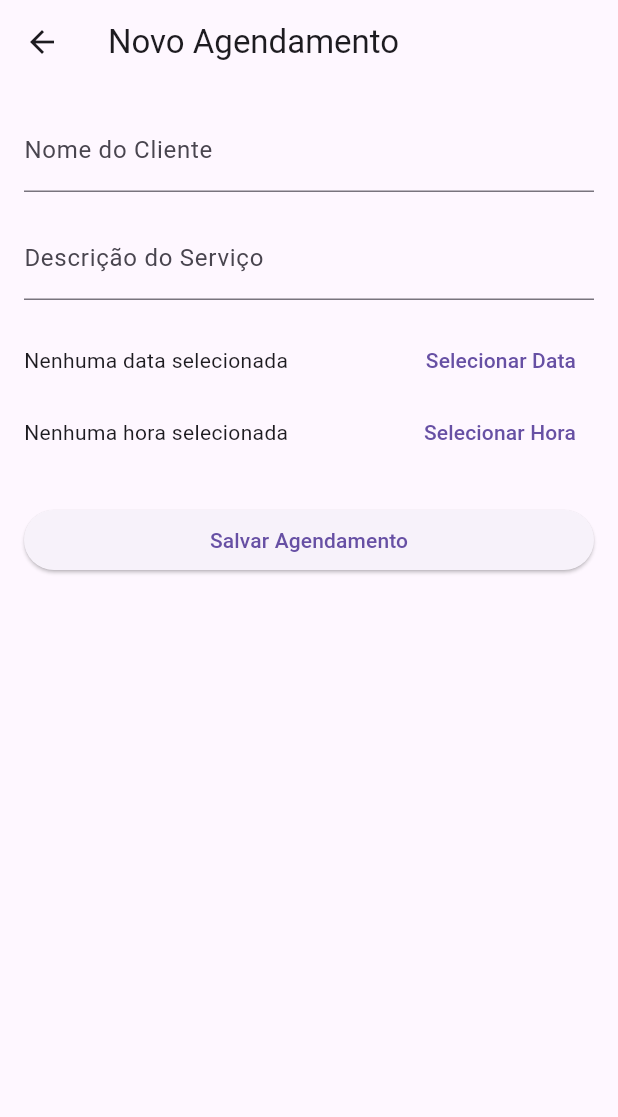
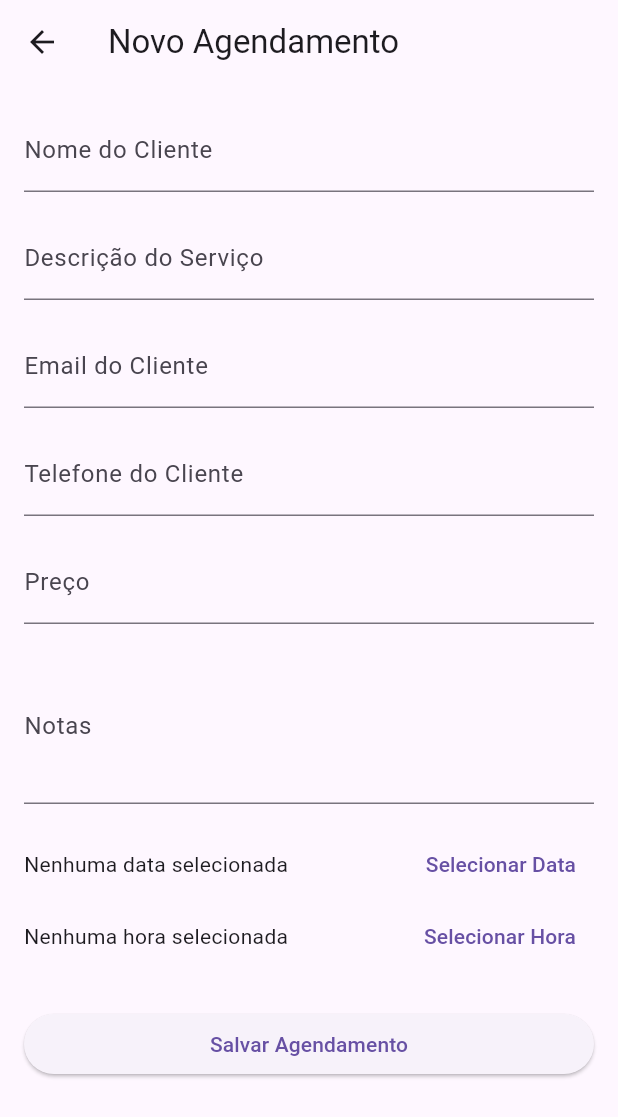
Before and after one commit to RenanGroh/SaaS_microbusiness_project, a Flutter app: the AppointmentListScreen screen opened directly, after a tap on the "add" icon, on a phone screen of 412 x 824 dp. Shown: the top 1117 px of the screen. Run offline on Flutter 3.47's test engine with Material 3 defaults, Android fonts, the phone set to English and light mode, and no system bars; our stand-ins replace flutter_secure_storage; accounts and stored records are empty; network calls fail.

Commit message:
feat: Appointments can be removed,edited and mask as done or canceled

```diff
--- a/frontend_flutter/bizly_app/lib/features/appointments/screens/appointment_list_screen.dart
+++ b/frontend_flutter/bizly_app/lib/features/appointments/screens/appointment_list_screen.dart
@@ -6,7 +6,8 @@ import 'package:intl/intl.dart';
 import 'package:provider/provider.dart';
 
 // --- LINHA DE IMPORT ADICIONADA AQUI ---
-import 'package:bizly_app/features/appointments/screens/create_appointment_screen.dart';
+import 'package:bizly_app/features/appointments/screens/manage_appointment_screen.dart';
+import 'package:bizly_app/features/appointments/screens/appointment_detail_screen.dart'; // Adicionado
 // ----------------------------------------
 
 class AppointmentListScreen extends StatefulWidget {
@@ -79,7 +80,11 @@ class _AppointmentListScreenState extends State<AppointmentListScreen> {
                     ),
                   ),
                   onTap: () {
-                    // TODO: Navegar para a tela de detalhes do agendamento
+                    Navigator.of(context).push(
+                      MaterialPageRoute(
+                        builder: (_) => AppointmentDetailScreen(appointment: appointment),
+                      ),
+                    ).then((_) => appointmentService.fetchAppointments()); // Recarrega a lista ao voltar
                   },
                 ),
               );
@@ -90,8 +95,7 @@ class _AppointmentListScreenState extends State<AppointmentListScreen> {
       floatingActionButton: FloatingActionButton(
         onPressed: () {
           Navigator.of(context).push(
-            // Agora que o import foi adicionado, esta linha não dará mais erro.
-            MaterialPageRoute(builder: (_) => const CreateAppointmentScreen()),
+            MaterialPageRoute(builder: (_) => const ManageAppointmentScreen()),
           );
         },
         tooltip: 'Novo Agendamento',
--- a/frontend_flutter/bizly_app/lib/features/appointments/screens/create_appointment_screen.dart
+++ b/frontend_flutter/bizly_app/lib/features/appointments/screens/manage_appointment_screen.dart
@@ -1,36 +1,65 @@
+import 'package:bizly_app/shared/models/appointment_model.dart'; // Adicionado
 import 'package:bizly_app/shared/services/appointment_service.dart';
 import 'package:flutter/material.dart';
 import 'package:intl/intl.dart';
 import 'package:provider/provider.dart';
-import 'package:bizly_app/features/appointments/screens/create_appointment_screen.dart';
 
-class CreateAppointmentScreen extends StatefulWidget {
-  const CreateAppointmentScreen({super.key});
+class ManageAppointmentScreen extends StatefulWidget {
+  final Appointment? appointment; // Agendamento opcional para edição
+
+  const ManageAppointmentScreen({super.key, this.appointment});
 
   @override
-  State<CreateAppointmentScreen> createState() => _CreateAppointmentScreenState();
+  State<ManageAppointmentScreen> createState() => _ManageAppointmentScreenState();
 }
 
-class _CreateAppointmentScreenState extends State<CreateAppointmentScreen> {
+class _ManageAppointmentScreenState extends State<ManageAppointmentScreen> {
   final _formKey = GlobalKey<FormState>();
   final _clientNameController = TextEditingController();
   final _serviceDescController = TextEditingController();
+  final _clientEmailController = TextEditingController(); // Adicionado
+  final _clientPhoneController = TextEditingController(); // Adicionado
+  final _notesController = TextEditingController(); // Adicionado
+  final _priceController = TextEditingController(); // Adicionado
+
   DateTime? _startTime;
   TimeOfDay? _selectedTime;
+
+  bool get isEditing => widget.appointment != null;
+
+  @override
+  void initState() {
+    super.initState();
+    if (isEditing) {
+      final appointment = widget.appointment!;
+      _clientNameController.text = appointment.clientName;
+      _serviceDescController.text = appointment.serviceDescription;
+      _clientEmailController.text = appointment.clientEmail;
+      _clientPhoneController.text = appointment.clientPhone;
+      _notesController.text = appointment.notes;
+      _priceController.text = appointment.price.toString();
+      _startTime = appointment.startTime.toLocal();
+      _selectedTime = TimeOfDay.fromDateTime(_startTime!); // Converte DateTime para TimeOfDay
+    }
+  }
 
   @override
   void dispose() {
     _clientNameController.dispose();
     _serviceDescController.dispose();
+    _clientEmailController.dispose(); // Adicionado
+    _clientPhoneController.dispose(); // Adicionado
+    _notesController.dispose(); // Adicionado
+    _priceController.dispose(); // Adicionado
     super.dispose();
   }
 
   Future<void> _selectDate() async {
     final pickedDate = await showDatePicker(
       context: context,
-      initialDate: DateTime.now(),
-      firstDate: DateTime.now(),
-      lastDate: DateTime.now().add(const Duration(days: 365)),
+      initialDate: _startTime ?? DateTime.now(), // Usa data existente ou atual
+      firstDate: DateTime.now().subtract(const Duration(days: 365 * 5)), // 5 anos atrás
+      lastDate: DateTime.now().add(const Duration(days: 365 * 5)), // 5 anos para frente
     );
     if (pickedDate != null) {
       setState(() {
@@ -42,7 +71,7 @@ class _CreateAppointmentScreenState extends State<CreateAppointmentScreen> {
   Future<void> _selectTime() async {
     final pickedTime = await showTimePicker(
       context: context,
-      initialTime: TimeOfDay.now(),
+      initialTime: _selectedTime ?? TimeOfDay.now(), // Usa hora existente ou atual
       builder: (BuildContext context, Widget? child) {
         return MediaQuery(
           data: MediaQuery.of(context).copyWith(alwaysUse24HourFormat: true),
@@ -82,28 +111,33 @@ class _CreateAppointmentScreenState extends State<CreateAppointmentScreen> {
     final appointmentData = {
       'clientName': _clientNameController.text,
       'serviceDescription': _serviceDescController.text,
-      'startTime': finalStartTime.toIso8601String(), // Agora vai gerar com 'Z'
-      'endTime': finalEndTime.toIso8601String(),   // Agora vai gerar com 'Z'
-      // Adicione outros campos como clientEmail, phone, price, etc.
-      'clientEmail': 'placeholder@email.com',
-      'clientPhone': '000000000',
-      'price': 0.0,
-      'notes': '',
+      'startTime': DateFormat("yyyy-MM-ddTHH:mm:ss'Z'").format(finalStartTime),
+      'endTime': DateFormat("yyyy-MM-ddTHH:mm:ss'Z'").format(finalEndTime),
+      'clientEmail': _clientEmailController.text,
+      'clientPhone': _clientPhoneController.text,
+      'price': double.tryParse(_priceController.text) ?? 0.0,
+      'notes': _notesController.text,
     };
 
-    final success = await Provider.of<AppointmentService>(context, listen: false)
-        .createAppointment(appointmentData);
+    bool success;
+    if (isEditing) {
+      success = await Provider.of<AppointmentService>(context, listen: false)
+          .updateAppointment(widget.appointment!.id, appointmentData);
+    } else {
+      success = await Provider.of<AppointmentService>(context, listen: false)
+          .createAppointment(appointmentData);
+    }
 
     if (mounted) {
       if (success) {
         ScaffoldMessenger.of(context).showSnackBar(
-          const SnackBar(content: Text('Agendamento criado com sucesso!')),
+          SnackBar(content: Text(isEditing ? 'Agendamento atualizado com sucesso!' : 'Agendamento criado com sucesso!')),
         );
         Navigator.of(context).pop(); // Volta para a tela anterior
       } else {
         final errorMessage = Provider.of<AppointmentService>(context, listen: false).errorMessage;
         ScaffoldMessenger.of(context).showSnackBar(
-          SnackBar(content: Text('Erro: ${errorMessage ?? "Falha ao criar agendamento"}')),
+          SnackBar(content: Text('Erro: ${errorMessage ?? (isEditing ? "Falha ao atualizar agendamento" : "Falha ao criar agendamento")}')),
         );
       }
     }
@@ -116,7 +150,7 @@ class _CreateAppointmentScreenState extends State<CreateAppointmentScreen> {
       builder: (context, appointmentService, child) {
         return Scaffold(
           appBar: AppBar(
-            title: const Text('Novo Agendamento'),
+            title: Text(isEditing ? 'Editar Agendamento' : 'Novo Agendamento'),
           ),
           body: appointmentService.isLoading
               ? const Center(child: CircularProgressIndicator())
@@ -139,6 +173,37 @@ class _CreateAppointmentScreenState extends State<CreateAppointmentScreen> {
                           decoration: const InputDecoration(labelText: 'Descrição do Serviço'),
                            validator: (value) =>
                               value!.isEmpty ? 'Campo obrigatório' : null,
+                        ),
+                        const SizedBox(height: 16),
+                        TextFormField(
+                          controller: _clientEmailController,
+                          decoration: const InputDecoration(labelText: 'Email do Cliente'),
+                          keyboardType: TextInputType.emailAddress,
+                        ),
+                        const SizedBox(height: 16),
+                        TextFormField(
+                          controller: _clientPhoneController,
+                          decoration: const InputDecoration(labelText: 'Telefone do Cliente'),
+                          keyboardType: TextInputType.phone,
+                        ),
+                        const SizedBox(height: 16),
+                        TextFormField(
+                          controller: _priceController,
+                          decoration: const InputDecoration(labelText: 'Preço'),
+                          keyboardType: TextInputType.number,
+                          validator: (value) {
+                            if (value == null || value.isEmpty) return null;
+                            if (double.tryParse(value) == null) {
+                              return 'Preço inválido';
+                            }
+                            return null;
+                          },
+                        ),
+                        const SizedBox(height: 16),
+                        TextFormField(
+                          controller: _notesController,
+                          decoration: const InputDecoration(labelText: 'Notas'),
+                          maxLines: 3,
                         ),
                         const SizedBox(height: 16),
                         Row(
@@ -174,7 +239,7 @@ class _CreateAppointmentScreenState extends State<CreateAppointmentScreen> {
                         const SizedBox(height: 24),
                         ElevatedButton(
                           onPressed: _submitForm,
-                          child: const Text('Salvar Agendamento'),
+                          child: Text(isEditing ? 'Atualizar Agendamento' : 'Salvar Agendamento'),
                         ),
                       ],
                     ),
```
Also changed, not shown: frontend_flutter/bizly_app/lib/features/appointments/screens/appointment_detail_screen.dart (added, +197 -0 lines), frontend_flutter/bizly_app/lib/shared/services/api_service.dart (+33 -1 lines), frontend_flutter/bizly_app/lib/shared/services/appointment_service.dart (+76 -0 lines), 3 other files.
